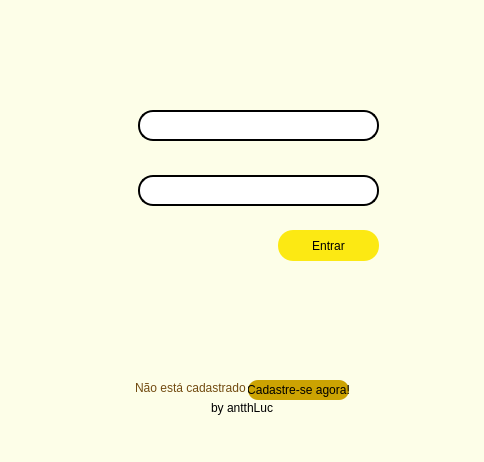
Old version of the form Parte 2/primeiraJanela.ui in the repository antth-Luca/TelaDeLogin_SQLite.
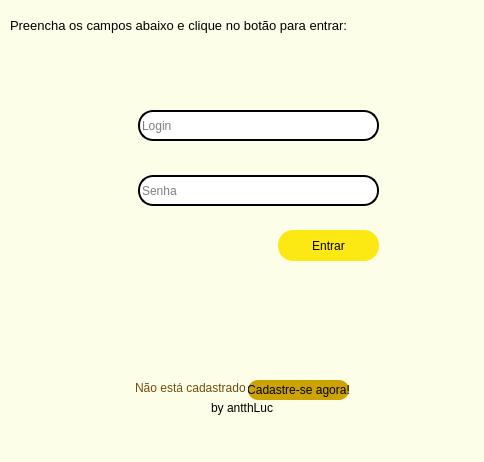
New version of the form. Icons and pictures are not drawn.

The edit to the form file:
```diff
--- a/Parte 2/primeiraJanela.ui
+++ b/Parte 2/primeiraJanela.ui
@@ -33,6 +33,9 @@
 border-style: outset;
 border-width: 2px;</string>
     </property>
+    <property name="placeholderText">
+     <string>Login</string>
+    </property>
    </widget>
    <widget class="QPushButton" name="pushButton">
     <property name="geometry">
@@ -149,6 +152,9 @@
 border-style: outset;
 border-width: 2px;</string>
     </property>
+    <property name="placeholderText">
+     <string>Senha</string>
+    </property>
    </widget>
    <widget class="QLabel" name="label_5">
     <property name="geometry">
@@ -163,6 +169,24 @@
      <string>by antthLuca</string>
     </property>
    </widget>
+   <widget class="QLabel" name="instrucao">
+    <property name="geometry">
+     <rect>
+      <x>10</x>
+      <y>10</y>
+      <width>341</width>
+      <height>31</height>
+     </rect>
+    </property>
+    <property name="font">
+     <font>
+      <pointsize>10</pointsize>
+     </font>
+    </property>
+    <property name="text">
+     <string>Preencha os campos abaixo e clique no botão para entrar:</string>
+    </property>
+   </widget>
   </widget>
   <widget class="QMenuBar" name="menubar">
    <property name="geometry">
```
Left out of the diff: 18 changed lines with no effect on the pictures.
